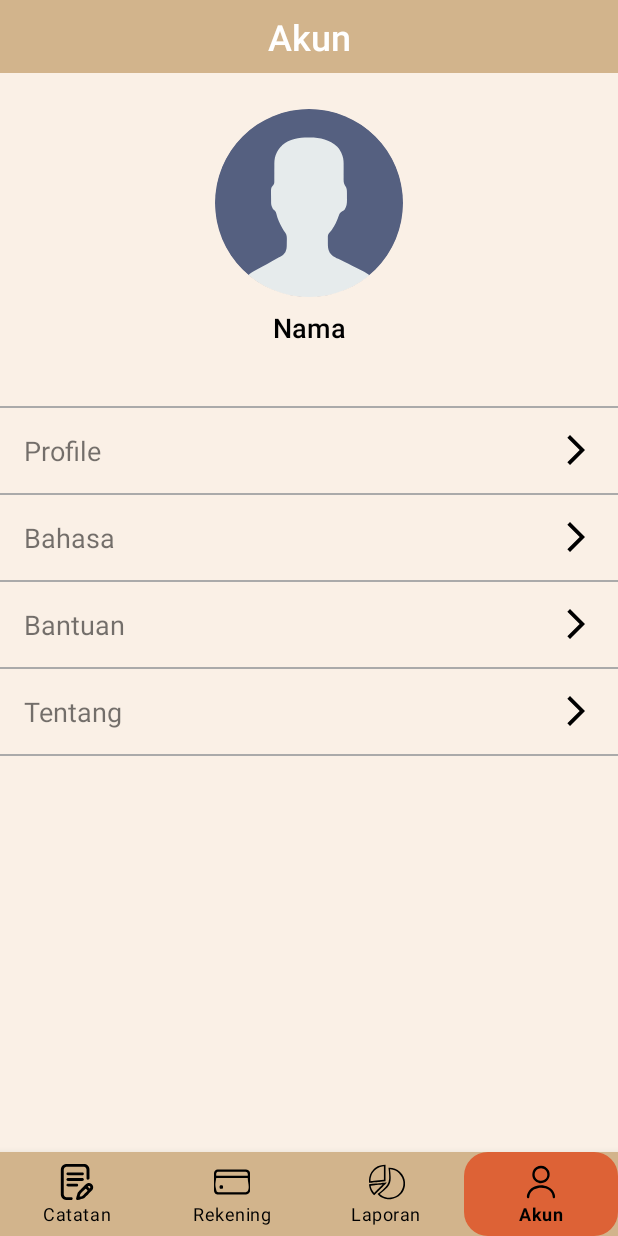
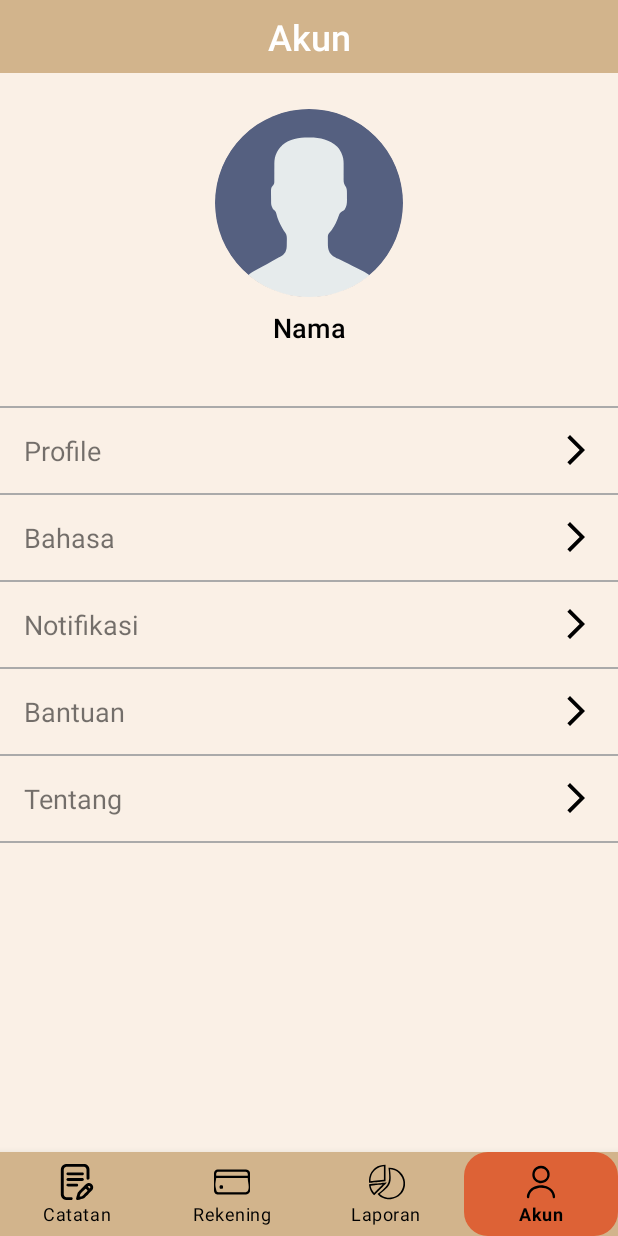
Before and after one commit to PiggyBank-BangkitCapstoneTeam/ReNote, an Android app: the AkunFragment screen opened through its navigation route, on a phone screen of 412 x 824 dp. Run offline under Robolectric (Android 15) with nearby library versions, the phone set to English and light mode, and no system bars; our stand-ins replace Firebase (no records; nobody signed in at launch, a user with empty details on screens opened directly), Room's generated code, navigation-ui; pictures from the network do not load.

Commit message:
update ui notifkasi

```diff
--- a/mobile/app/src/main/java/com/piggybank/renote/ui/Akun/AkunFragment.kt
+++ b/mobile/app/src/main/java/com/piggybank/renote/ui/Akun/AkunFragment.kt
@@ -41,6 +41,10 @@ class AkunFragment : Fragment() {
 
         binding.menuProfile.setOnClickListener {
             findNavController().navigate(R.id.action_akunFragment_to_profileFragment)
+        }
+
+        binding.menuNotifikasi.setOnClickListener {
+            findNavController().navigate(R.id.action_akunFragment_to_notfikasiFragment)
         }
 
         binding.menuBantuan.setOnClickListener {
--- a/mobile/app/src/main/res/layout/fragment_akun.xml
+++ b/mobile/app/src/main/res/layout/fragment_akun.xml
@@ -93,6 +93,21 @@
             android:background="@android:color/darker_gray" />
 
         <TextView
+            android:id="@+id/menu_notifikasi"
+            android:layout_width="match_parent"
+            android:layout_height="wrap_content"
+            android:drawablePadding="16dp"
+            android:padding="16dp"
+            android:text="@string/notifikasi"
+            android:textSize="18sp"
+            app:drawableEndCompat="@drawable/baseline_arrow_right" />
+
+        <View
+            android:layout_width="match_parent"
+            android:layout_height="1dp"
+            android:background="@android:color/darker_gray" />
+
+        <TextView
             android:id="@+id/menu_bantuan"
             android:layout_width="match_parent"
             android:layout_height="wrap_content"
--- a/mobile/app/src/main/res/navigation/mobile_navigation.xml
+++ b/mobile/app/src/main/res/navigation/mobile_navigation.xml
@@ -49,6 +49,9 @@
             android:id="@+id/action_akunFragment_to_profileFragment"
             app:destination="@id/navigation_profile" />
         <action
+            android:id="@+id/action_akunFragment_to_notfikasiFragment"
+            app:destination="@id/navigation_notifikasi" />
+        <action
             android:id="@+id/action_akunFragment_to_bantuanFragment"
             app:destination="@id/navigation_bantuan" />
         <action
@@ -91,6 +94,12 @@
         tools:layout="@layout/fragment_profile" />
 
     <fragment
+        android:id="@+id/navigation_notifikasi"
+        android:name="com.piggybank.renote.ui.Akun.NotifikasiFragment"
+        android:label="@string/notifikasi"
+        tools:layout="@layout/fragment_notifikasi" />
+
+    <fragment
         android:id="@+id/navigation_tentang"
         android:name="com.piggybank.renote.ui.Akun.TentangFragment"
         android:label="@string/tentang"
```
Also changed, not shown: mobile/app/src/main/java/com/piggybank/renote/ui/Akun/NotifikasiFragment.kt (added, +46 -0 lines), mobile/app/src/main/res/drawable/clock.xml (added, +23 -0 lines), mobile/app/src/main/res/layout/fragment_notifikasi.xml (added, +116 -0 lines), mobile/app/src/main/res/values/strings.xml (+7 -0 lines).
